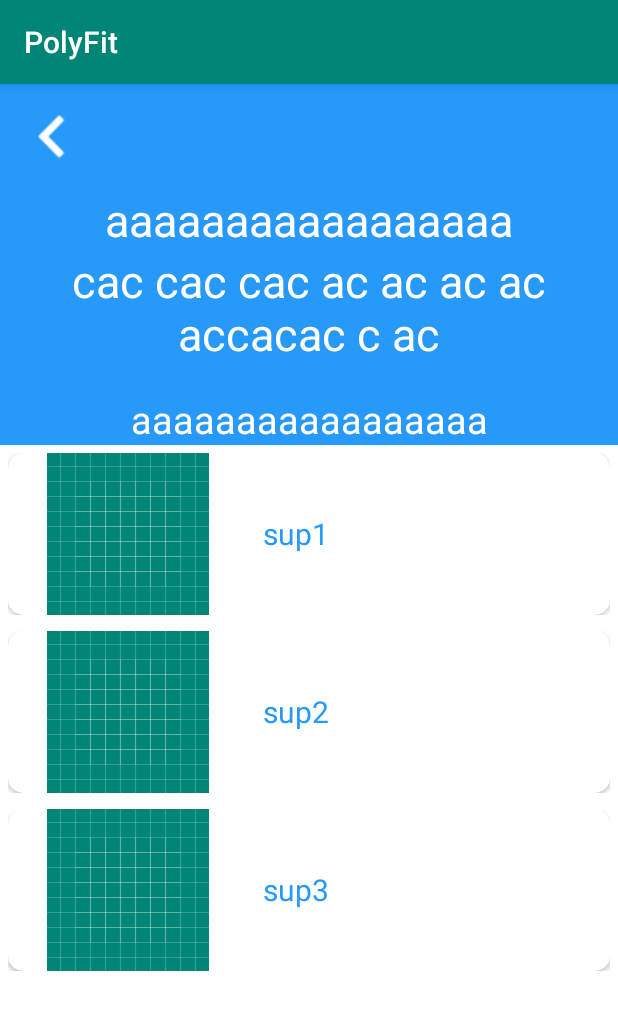
After one commit to quocphuvt/polyfit_app, an Android app: the ExerciseActivity screen opened directly, with no data from a screen before it, on a phone screen of 412 x 824 dp. The commit adds this screen. Shown: the top 1010 px of the screen. Run offline under Robolectric (Android 15) with nearby library versions, the phone set to English and light mode, and no system bars.

Commit message:
Design UI for ExerciseActivity

```diff
--- /dev/null
+++ b/app/src/main/java/com/example/polyfit_app/Activity/ExerciseActivity.java
@@ -0,0 +1,39 @@
+package com.example.polyfit_app.Activity;
+
+import androidx.appcompat.app.AppCompatActivity;
+import androidx.recyclerview.widget.LinearLayoutManager;
+import androidx.recyclerview.widget.RecyclerView;
+
+import android.annotation.SuppressLint;
+import android.os.Bundle;
+
+import com.example.polyfit_app.Adapter.ContactAdapter;
+import com.example.polyfit_app.R;
+
+import java.util.ArrayList;
+import java.util.List;
+
+public class ExerciseActivity extends AppCompatActivity {
+    List<String> listName;
+    RecyclerView cardList;
+    @Override
+    protected void onCreate(Bundle savedInstanceState) {
+        super.onCreate(savedInstanceState);
+        setContentView(R.layout.activity_exercise);
+        cardList=findViewById(R.id.cardList);
+        listName=new ArrayList<>();
+        listName.add("sup1");
+        listName.add("sup2");
+        listName.add("sup3");
+        @SuppressLint("CutPasteId") RecyclerView recyclerView = (RecyclerView) findViewById(R.id.cardList);
+        recyclerView.setHasFixedSize(true);
+        LinearLayoutManager linearLayoutManager = new LinearLayoutManager(this);
+        linearLayoutManager.setOrientation(LinearLayoutManager.VERTICAL);
+        recyclerView.setLayoutManager(linearLayoutManager);
+        ContactAdapter contactAdapter=new ContactAdapter(listName);
+        cardList.setAdapter(contactAdapter);
+
+    }
+
+
+}
--- /dev/null
+++ b/app/src/main/java/com/example/polyfit_app/Adapter/ContactAdapter.java
@@ -0,0 +1,54 @@
+package com.example.polyfit_app.Adapter;
+
+import android.view.LayoutInflater;
+import android.view.View;
+import android.view.ViewGroup;
+import android.widget.TextView;
+
+import androidx.annotation.NonNull;
+import androidx.recyclerview.widget.RecyclerView;
+
+import com.example.polyfit_app.Activity.ExerciseActivity;
+import com.example.polyfit_app.R;
+
+import java.util.List;
+
+public class ContactAdapter extends RecyclerView.Adapter<ContactAdapter.ContactViewHolder>{
+    private List<String> listString;
+
+    public ContactAdapter(List<String> listString) {
+        this.listString = listString;
+    }
+
+    @NonNull
+    @Override
+    public ContactViewHolder onCreateViewHolder(@NonNull ViewGroup parent, int viewType) {
+        View itemView = LayoutInflater.from(parent.getContext()).inflate(R.layout.exercise_cardview, parent, false);
+        return  new ContactViewHolder(itemView);
+    }
+
+    @Override
+    public void onBindViewHolder(@NonNull ContactViewHolder holder, int position) {
+
+        holder.vName.setText(listString.get(position));
+
+    }
+
+    @Override
+    public int getItemCount() {
+        return  listString.size();
+    }
+
+    public static class ContactViewHolder extends RecyclerView.ViewHolder {
+        protected TextView vName;
+
+        public ContactViewHolder(View itemView) {
+            super(itemView);
+            vName = (TextView) itemView.findViewById(R.id.name_textview);
+
+        }
+
+    }
+
+
+}
--- a/app/src/main/java/com/example/polyfit_app/Fragments/HomeFragment.java
+++ b/app/src/main/java/com/example/polyfit_app/Fragments/HomeFragment.java
@@ -2,6 +2,7 @@ package com.example.polyfit_app.Fragments;
 
 import android.annotation.SuppressLint;
 import android.content.Context;
+import android.content.Intent;
 import android.content.SharedPreferences;
 import android.net.Uri;
 import android.os.Bundle;
@@ -17,6 +18,7 @@ import android.widget.Toast;
 import androidx.appcompat.app.AlertDialog;
 import androidx.fragment.app.Fragment;
 
+import com.example.polyfit_app.Activity.ExerciseActivity;
 import com.example.polyfit_app.Model.User;
 import com.example.polyfit_app.R;
 import com.example.polyfit_app.Service.remote.PolyFitService;
@@ -49,6 +51,7 @@ public class HomeFragment extends Fragment implements View.OnClickListener {
     private OnFragmentInteractionListener mListener;
     PolyFitService polyFitService;
     TextView tv_UserName, tv_startDate, tv_height, tv_weight, tv_bmi;
+    ImageView btn;
     ImageView imv_avatar;
     PhotoView viewAvatar;
     LinearLayout changeAvatar;
@@ -147,6 +150,9 @@ public class HomeFragment extends Fragment implements View.OnClickListener {
                     }
                 });
                 break;
+            case R.id.btn:
+                startActivity(new Intent(getActivity(), ExerciseActivity.class));
+                break;
         }
     }
 
@@ -187,6 +193,9 @@ public class HomeFragment extends Fragment implements View.OnClickListener {
         tv_bmi = view.findViewById(R.id.tv_BMI);
         imv_avatar = view.findViewById(R.id.imv_avatar);
         imv_avatar.setOnClickListener(this);
+        btn = view.findViewById(R.id.btn);
+        btn.setOnClickListener(this);
+
     }
 
     private void setData(String userName, String startDate, Float height, Float weight, Float bmi) {
--- /dev/null
+++ b/app/src/main/res/drawable/exercise_item_border.xml
@@ -0,0 +1,5 @@
+<?xml version="1.0" encoding="utf-8"?>
+<shape xmlns:android="http://schemas.android.com/apk/res/android">
+    <stroke android:color="#BCE0FD" android:width="2dp"></stroke>
+    <!--<solid android:color="#03A9F4"></solid>-->
+</shape>
--- /dev/null
+++ b/app/src/main/res/layout/activity_exercise.xml
@@ -0,0 +1,69 @@
+<?xml version="1.0" encoding="utf-8"?>
+<LinearLayout xmlns:android="http://schemas.android.com/apk/res/android"
+    android:layout_width="match_parent" android:layout_height="match_parent"
+    android:orientation="vertical"
+    android:background="#fff"
+    >
+   <LinearLayout
+
+       android:orientation="vertical"
+       android:background="#2699FB"
+       android:layout_width="match_parent"
+       android:layout_height="wrap_content">
+       <LinearLayout
+           android:orientation="vertical"
+           android:layout_width="match_parent"
+           android:layout_height="wrap_content">
+       <LinearLayout
+           android:layout_width="match_parent"
+           android:layout_height="wrap_content"/>
+       <ImageView
+           android:layout_margin="20dp"
+           android:src="@drawable/back"
+           android:layout_width="wrap_content"
+           android:layout_height="wrap_content"/>
+   </LinearLayout>
+       <LinearLayout
+           android:orientation="vertical"
+           android:layout_width="match_parent"
+           android:layout_height="wrap_content">
+           <TextView
+               android:textColor="#FFFFFF"
+               android:textAlignment="center"
+               android:textSize="30sp"
+               android:text="aaaaaaaaaaaaaaaaa"
+               android:layout_width="match_parent"
+               android:layout_height="wrap_content"/>
+           <TextView
+               android:textAlignment="center"
+               android:textColor="#FFFFFF"
+
+               android:textSize="30sp"
+               android:text="cac cac cac ac ac ac ac accacac c ac"
+               android:maxLines="2"
+               android:singleLine="false"
+               android:layout_width="match_parent"
+               android:layout_height="wrap_content"/>
+           <TextView
+               android:layout_width="match_parent"
+               android:layout_height="wrap_content"/>
+           <TextView
+               android:text="aaaaaaaaaaaaaaaaa"
+               android:textColor="#FFFFFF"
+
+               android:textSize="25sp"
+               android:textAlignment="center"
+
+               android:layout_width="match_parent"
+               android:layout_height="wrap_content"/>
+       </LinearLayout>
+
+   </LinearLayout>
+
+    <androidx.recyclerview.widget.RecyclerView
+        android:id="@+id/cardList"
+        android:layout_width="match_parent"
+        android:layout_height="match_parent" />
+
+
+</LinearLayout>
--- /dev/null
+++ b/app/src/main/res/layout/exercise_cardview.xml
@@ -0,0 +1,102 @@
+<?xml version="1.0" encoding="utf-8"?>
+<LinearLayout xmlns:android="http://schemas.android.com/apk/res/android"
+    xmlns:card_view="http://schemas.android.com/apk/res-auto"
+    android:id="@+id/card_view"
+    android:layout_width="match_parent"
+    android:layout_height="wrap_content"
+    android:layout_margin="5dp"
+    android:orientation="horizontal">
+    <androidx.cardview.widget.CardView
+        card_view:cardCornerRadius="10dp"
+        android:background="@drawable/exercise_item_border"
+        android:layout_width="match_parent"
+        android:layout_height="wrap_content">
+        <LinearLayout
+            android:layout_width="match_parent"
+            android:layout_height="wrap_content">
+    <LinearLayout
+        android:orientation="horizontal"
+        android:layout_weight="5"
+        android:layout_width="0dp"
+        android:layout_height="wrap_content">
+        <LinearLayout
+            android:layout_weight="2"
+            android:layout_width="0dp"
+            android:layout_height="wrap_content">
+            <ImageView
+                android:src="@drawable/ic_launcher_background"
+                android:layout_width="match_parent"
+                android:layout_height="wrap_content"/>
+        </LinearLayout>
+        <LinearLayout
+            android:orientation="vertical"
+            android:layout_weight="3"
+            android:layout_width="0dp"
+            android:paddingLeft="10dp"
+            android:gravity="center"
+            android:layout_gravity="center"
+            android:layout_height="wrap_content">
+            <TextView
+                android:id="@+id/name_textview"
+                android:textSize="20dp"
+                android:textColor="#2699FB"
+                android:text="xyz"
+                android:layout_width="match_parent"
+                android:layout_height="wrap_content"/>
+        </LinearLayout>
+
+    </LinearLayout>
+
+
+    <!--<RelativeLayout
+        android:layout_width="match_parent"
+        android:layout_height="match_parent">
+
+        <TextView
+            android:id="@+id/title_textview"
+            android:layout_width="match_parent"
+            android:layout_height="20dp"
+            android:gravity="center_vertical"
+            android:text="contact det"
+            android:textColor="@android:color/white"
+            android:textSize="20sp" />
+
+        <TextView
+            android:id="@+id/name_textview"
+            android:layout_width="wrap_content"
+            android:layout_height="wrap_content"
+            android:layout_below="@id/title_textview"
+            android:layout_marginLeft="5dp"
+            android:layout_marginTop="10dp"
+            android:gravity="center_vertical"
+            android:text="Name"
+            android:textSize="10sp" />
+
+        <TextView
+            android:id="@+id/surname_textview"
+            android:layout_width="wrap_content"
+            android:layout_height="wrap_content"
+            android:layout_below="@id/name_textview"
+            android:layout_marginLeft="5dp"
+            android:layout_marginTop="10dp"
+            android:gravity="center_vertical"
+            android:text="Surname"
+            android:textSize="10sp" />
+
+        <TextView
+            android:id="@+id/email_textview"
+            android:layout_width="wrap_content"
+            android:layout_height="wrap_content"
+            android:layout_alignBaseline="@id/name_textview"
+            android:layout_alignParentRight="true"
+            android:layout_marginLeft="5dp"
+            android:layout_marginRight="150dp"
+            android:layout_marginTop="10dp"
+            android:gravity="center_vertical"
+            android:text="Email"
+            android:textSize="10sp" />
+
+    </RelativeLayout>-->
+        </LinearLayout>
+    </androidx.cardview.widget.CardView>
+</LinearLayout>
--- a/app/src/main/res/layout/fragment_home.xml
+++ b/app/src/main/res/layout/fragment_home.xml
@@ -23,7 +23,7 @@
                 android:layout_width="wrap_content"
                 android:layout_height="wrap_content"/>
             <ImageView
-
+                android:id="@+id/btn"
                 android:layout_margin="20dp"
                 android:layout_gravity="end"
                 android:src="@drawable/ic_bell"
```
Also changed, not shown: app/src/main/AndroidManifest.xml (+6 -8 lines), app/src/main/res/drawable/back.png (added).
